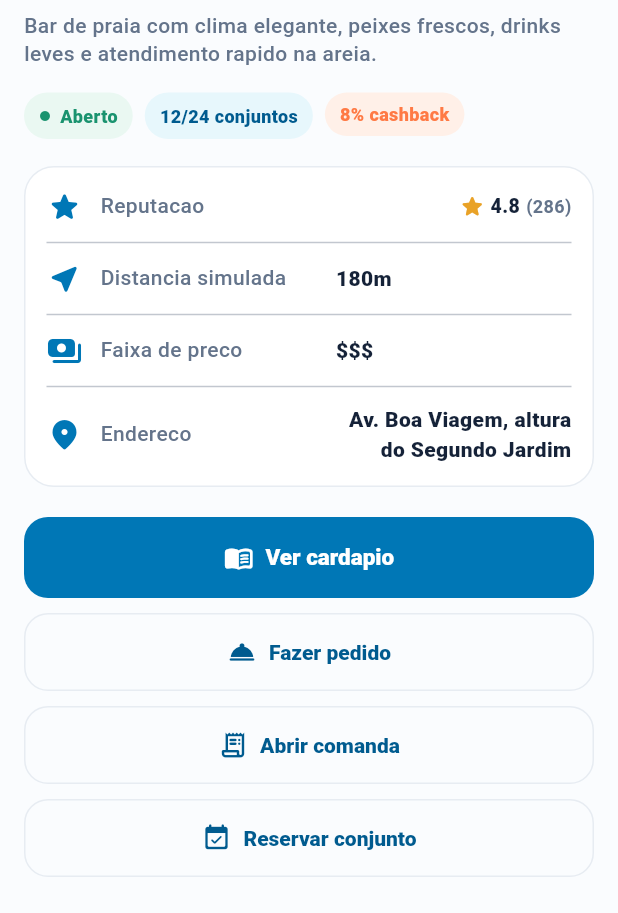
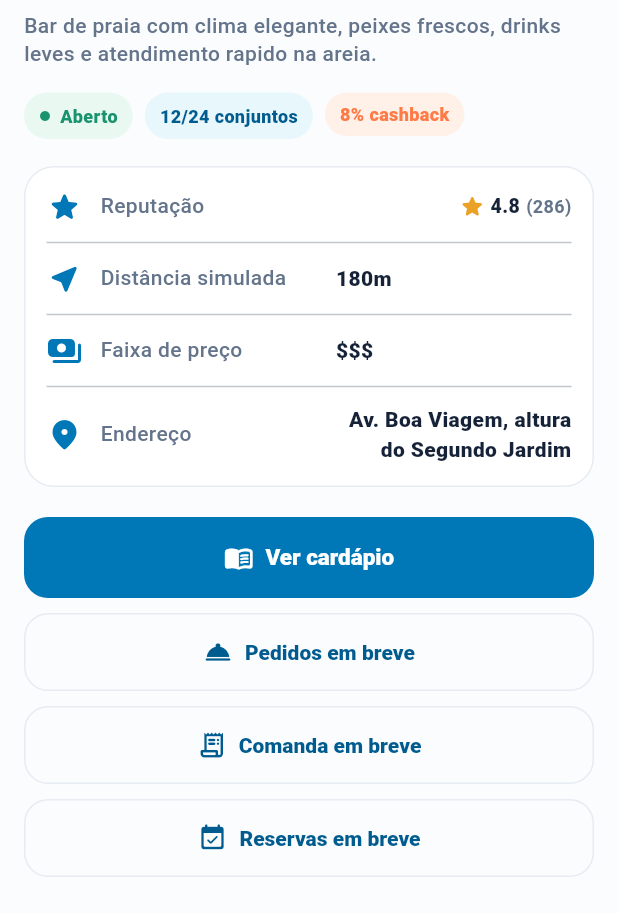
Before and after one commit to andrehcbatista/pe-na-areia, a Flutter app: the EstablishmentDetailScreen screen opened by its route, scrolled down 118 dp, on a phone screen of 412 x 824 dp, the part 323-1236 px from its top. Run offline on Flutter 3.47's test engine with Material 3 defaults, Android fonts, the phone set to English and light mode, and no system bars.

Commit message:
Revisar consistencia geral do MVP 1

```diff
--- a/lib/app/app.dart
+++ b/lib/app/app.dart
@@ -1,5 +1,6 @@
 import 'package:flutter/material.dart';
 
+import '../core/constants/app_strings.dart';
 import '../core/theme/app_theme.dart';
 import '../features/admin/admin_requests_screen.dart';
 import '../features/beach_confirmation/beach_confirmation_screen.dart';
@@ -17,7 +18,7 @@ class PeNaAreiaApp extends StatelessWidget {
   @override
   Widget build(BuildContext context) {
     return MaterialApp(
-      title: 'Pe na Areia',
+      title: AppStrings.appName,
       debugShowCheckedModeBanner: false,
       theme: AppTheme.light,
       initialRoute: AppRoutes.splash,
--- a/lib/core/constants/app_strings.dart
+++ b/lib/core/constants/app_strings.dart
@@ -1,8 +1,11 @@
 class AppStrings {
-  static const appName = 'Pe na Areia';
+  static const appName = 'Pé na Areia';
   static const pilotBeach = 'Boa Viagem';
   static const pilotCity = 'Recife/PE';
+  static const pilotLocation = 'Boa Viagem — Recife/PE';
   static const comingSoonTitle = 'Funcionalidade futura';
   static const comingSoonMessage =
-      'Esta area existe no prototipo apenas para validar a experiencia. A implementacao real fica para uma fase posterior.';
+      'Funcionalidade prevista para uma próxima etapa.';
+  static const ordersComingSoonMessage =
+      'Pedidos estarão disponíveis na próxima etapa do Pé na Areia.';
 }
--- a/lib/data/mock/mock_beaches.dart
+++ b/lib/data/mock/mock_beaches.dart
@@ -6,7 +6,7 @@ const boaViagemBeach = Beach(
   city: 'Recife',
   state: 'PE',
   description:
-      'Praia urbana de Recife com bares na faixa de areia, orla movimentada e experiencia ideal para o MVP 1.',
+      'Praia urbana de Recife com bares na faixa de areia, orla movimentada e experiência ideal para o MVP 1.',
 );
 
 const mockBeaches = [
--- a/lib/features/beach_confirmation/beach_confirmation_screen.dart
+++ b/lib/features/beach_confirmation/beach_confirmation_screen.dart
@@ -1,6 +1,7 @@
 import 'package:flutter/material.dart';
 
 import '../../app/routes.dart';
+import '../../core/constants/app_strings.dart';
 import '../../core/theme/app_colors.dart';
 import '../../core/theme/app_text_styles.dart';
 import '../../data/mock/mock_beaches.dart';
@@ -53,7 +54,7 @@ class BeachConfirmationScreen extends StatelessWidget {
                             bottom: 22,
                             right: 22,
                             child: Text(
-                              'Boa Viagem, Recife/PE',
+                              AppStrings.pilotLocation,
                               style: AppTextStyles.title,
                             ),
                           ),
@@ -62,7 +63,7 @@ class BeachConfirmationScreen extends StatelessWidget {
                     ),
                     const SizedBox(height: 24),
                     const Text(
-                      'Confirmar praia piloto',
+                      'Confirmar praia-piloto',
                       style: AppTextStyles.title,
                     ),
                     const SizedBox(height: 10),
--- a/lib/features/establishment_detail/establishment_detail_screen.dart
+++ b/lib/features/establishment_detail/establishment_detail_screen.dart
@@ -26,7 +26,7 @@ class EstablishmentDetailScreen extends StatelessWidget {
         title: Text(establishment.name),
         actions: [
           IconButton(
-            tooltip: 'QR Code',
+            tooltip: 'QR Code em breve',
             icon: const Icon(Icons.qr_code_scanner_rounded),
             onPressed: () => ComingSoonDialog.show(
               context,
@@ -61,7 +61,7 @@ class EstablishmentDetailScreen extends StatelessWidget {
             _InfoPanel(establishment: establishment),
             const SizedBox(height: 20),
             PrimaryButton(
-              label: 'Ver cardapio',
+              label: 'Ver cardápio',
               icon: Icons.menu_book_rounded,
               onPressed: () => Navigator.of(context).pushNamed(
                 AppRoutes.menu,
@@ -70,29 +70,29 @@ class EstablishmentDetailScreen extends StatelessWidget {
             ),
             const SizedBox(height: 10),
             SecondaryButton(
-              label: 'Fazer pedido',
+              label: 'Pedidos em breve',
               icon: Icons.room_service_rounded,
               onPressed: () => ComingSoonDialog.show(
                 context,
-                featureName: 'Fazer pedido',
+                featureName: 'Pedidos',
               ),
             ),
             const SizedBox(height: 10),
             SecondaryButton(
-              label: 'Abrir comanda',
+              label: 'Comanda em breve',
               icon: Icons.receipt_long_rounded,
               onPressed: () => ComingSoonDialog.show(
                 context,
-                featureName: 'Abrir comanda',
+                featureName: 'Comanda',
               ),
             ),
             const SizedBox(height: 10),
             SecondaryButton(
-              label: 'Reservar conjunto',
+              label: 'Reservas em breve',
               icon: Icons.event_available_rounded,
               onPressed: () => ComingSoonDialog.show(
                 context,
-                featureName: 'Reservar conjunto',
+                featureName: 'Reservas',
               ),
             ),
           ],
@@ -181,7 +181,7 @@ class _InfoPanel extends StatelessWidget {
         children: [
           _InfoRow(
             icon: Icons.star_rounded,
-            label: 'Reputacao',
+            label: 'Reputação',
             value: '',
             trailing: RatingStars(
               rating: establishment.rating,
@@ -191,19 +191,19 @@ class _InfoPanel extends StatelessWidget {
           const Divider(height: 24),
           _InfoRow(
             icon: Icons.near_me_rounded,
-            label: 'Distancia simulada',
+            label: 'Distância simulada',
             value: Formatters.meters(establishment.distanceMeters),
           ),
           const Divider(height: 24),
           _InfoRow(
             icon: Icons.payments_rounded,
-            label: 'Faixa de preco',
+            label: 'Faixa de preço',
             value: establishment.priceRange,
           ),
           const Divider(height: 24),
           _InfoRow(
             icon: Icons.place_rounded,
-            label: 'Endereco',
+            label: 'Endereço',
             value: establishment.address,
           ),
         ],
--- a/lib/features/home/home_screen.dart
+++ b/lib/features/home/home_screen.dart
@@ -22,7 +22,7 @@ class HomeScreen extends StatelessWidget {
         title: const Text('Descobrir bares'),
         actions: [
           IconButton(
-            tooltip: 'QR Code',
+            tooltip: 'QR Code em breve',
             icon: const Icon(Icons.qr_code_scanner_rounded),
             onPressed: () => ComingSoonDialog.show(
               context,
@@ -87,11 +87,13 @@ class HomeScreen extends StatelessWidget {
               },
             ),
             const SizedBox(height: 22),
-            const Text('Bares na faixa de areia',
-                style: AppTextStyles.sectionTitle),
+            const Text(
+              'Bares na faixa de areia',
+              style: AppTextStyles.sectionTitle,
+            ),
             const SizedBox(height: 6),
             const Text(
-              'Dados locais para validar descoberta, cardapio, distancia e disponibilidade.',
+              'Dados locais para validar descoberta, cardápio, distância e disponibilidade.',
               style: AppTextStyles.bodyMuted,
             ),
             const SizedBox(height: 14),
@@ -117,7 +119,7 @@ class HomeScreen extends StatelessWidget {
             ),
             const SizedBox(height: 8),
             const Text(
-              'Sem login, pagamento, pedido real, reserva real ou integracao externa nesta etapa.',
+              'Sem login, pagamento, pedido real, reserva real ou integração externa nesta etapa.',
               textAlign: TextAlign.center,
               style: TextStyle(
                 color: AppColors.muted,
--- a/lib/features/home/widgets/beach_header.dart
+++ b/lib/features/home/widgets/beach_header.dart
@@ -28,7 +28,7 @@ class BeachHeader extends StatelessWidget {
           const Text('Praia selecionada', style: AppTextStyles.caption),
           const SizedBox(height: 8),
           Text(
-            '${beach.name}, ${beach.city}/${beach.state}',
+            '${beach.name} — ${beach.city}/${beach.state}',
             style: AppTextStyles.title,
           ),
           const SizedBox(height: 8),
--- a/lib/features/home/widgets/mock_map_preview.dart
+++ b/lib/features/home/widgets/mock_map_preview.dart
@@ -50,7 +50,7 @@ class MockMapPreview extends StatelessWidget {
                   top: 0,
                   right: 4,
                   child: Text(
-                    'Mapa visual de Boa Viagem',
+                    'Mapa mockado de Boa Viagem',
                     maxLines: 1,
                     overflow: TextOverflow.ellipsis,
                     style: AppTextStyles.sectionTitle,
@@ -60,7 +60,7 @@ class MockMapPreview extends StatelessWidget {
                   left: 4,
                   top: 30,
                   right: 4,
-                  child: Text('Placeholder sem Google Maps',
+                  child: Text('Sem Google Maps real no MVP 1',
                       maxLines: 1,
                       overflow: TextOverflow.ellipsis,
                       style: AppTextStyles.caption),
--- a/lib/features/map/map_screen.dart
+++ b/lib/features/map/map_screen.dart
@@ -22,7 +22,7 @@ class MapScreen extends StatelessWidget {
               expanded: true,
             ),
             const SizedBox(height: 20),
-            const Text('Bares proximos', style: AppTextStyles.sectionTitle),
+            const Text('Bares próximos', style: AppTextStyles.sectionTitle),
             const SizedBox(height: 12),
             for (final establishment in mockEstablishments) ...[
               EstablishmentCard(
--- a/lib/features/menu/menu_screen.dart
+++ b/lib/features/menu/menu_screen.dart
@@ -17,7 +17,7 @@ class MenuScreen extends StatelessWidget {
     final categories = menuForEstablishment(establishment.id);
 
     return Scaffold(
-      appBar: AppBar(title: Text('Cardapio')),
+      appBar: AppBar(title: const Text('Cardápio')),
       body: SafeArea(
         child: ListView(
           padding: const EdgeInsets.fromLTRB(16, 8, 16, 24),
@@ -25,7 +25,7 @@ class MenuScreen extends StatelessWidget {
             Text(establishment.name, style: AppTextStyles.title),
             const SizedBox(height: 6),
             const Text(
-              'Produtos mockados para validar a consulta publica do MVP.',
+              'Produtos mockados para validar a consulta pública do MVP 1.',
               style: AppTextStyles.bodyMuted,
             ),
             const SizedBox(height: 20),
@@ -35,11 +35,11 @@ class MenuScreen extends StatelessWidget {
             ],
             const SizedBox(height: 10),
             PrimaryButton(
-              label: 'Fazer pedido',
+              label: 'Pedidos em breve',
               icon: Icons.room_service_rounded,
               onPressed: () => ComingSoonDialog.show(
                 context,
-                featureName: 'Fazer pedido',
+                featureName: 'Pedidos',
               ),
             ),
           ],
--- a/lib/features/menu/widgets/menu_item_card.dart
+++ b/lib/features/menu/widgets/menu_item_card.dart
@@ -1,5 +1,6 @@
 import 'package:flutter/material.dart';
 
+import '../../../core/constants/app_strings.dart';
 import '../../../core/theme/app_colors.dart';
 import '../../../core/theme/app_text_styles.dart';
 import '../../../core/utils/formatters.dart';
@@ -103,9 +104,7 @@ class MenuItemCard extends StatelessWidget {
       ..hideCurrentSnackBar()
       ..showSnackBar(
         const SnackBar(
-          content: Text(
-            'Pedidos estar\u00E3o dispon\u00EDveis na pr\u00F3xima etapa do P\u00E9 na Areia.',
-          ),
+          content: Text(AppStrings.ordersComingSoonMessage),
           behavior: SnackBarBehavior.floating,
         ),
       );
--- a/lib/features/splash/splash_screen.dart
+++ b/lib/features/splash/splash_screen.dart
@@ -58,7 +58,7 @@ class _SplashScreenState extends State<SplashScreen> {
               const Text(AppStrings.appName, style: AppTextStyles.display),
               const SizedBox(height: 12),
               const Text(
-                'Bares de praia, cardapios e conjuntos disponiveis em uma experiencia simples e premium.',
+                'Bares de praia, cardápios e conjuntos disponíveis em uma experiência simples e premium.',
                 style: AppTextStyles.bodyMuted,
               ),
               const Spacer(),
--- a/lib/shared/widgets/coming_soon_dialog.dart
+++ b/lib/shared/widgets/coming_soon_dialog.dart
@@ -25,7 +25,7 @@ class ComingSoonDialog extends StatelessWidget {
   Widget build(BuildContext context) {
     return AlertDialog(
       icon: const Icon(Icons.schedule_rounded, color: AppColors.violet),
-      title: Text('$featureName em breve'),
+      title: Text('$featureName: Em breve'),
       content: const Text(AppStrings.comingSoonMessage),
       actions: [
         TextButton(
```
Also changed, not shown: lib/data/mock/mock_signup_requests.dart (+11 -11 lines), lib/features/establishment_signup/establishment_signup_screen.dart (+5 -2 lines).
